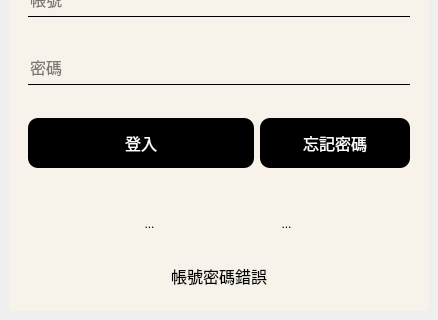
Before: the Qt Designer form ui/login_resigert.ui in forggy0113/re-lego, drawn with Qt 5; both pictures show x 0 to 438 and y 329 to 649 of the 438 by 649 pixel window.
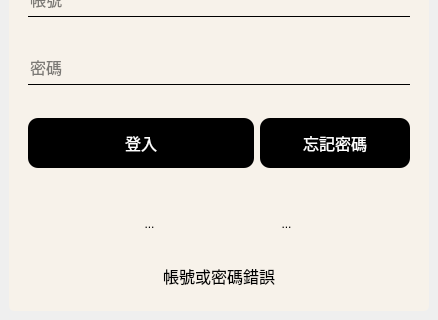
After: the same form once the commit is applied. Icons and pictures are not drawn.

```diff
--- a/ui/login_resigert.ui
+++ b/ui/login_resigert.ui
@@ -769,7 +769,7 @@
                  </font>
                 </property>
                 <property name="text">
-                 <string>帳號密碼錯誤</string>
+                 <string>帳號或密碼錯誤</string>
                 </property>
                 <property name="alignment">
                  <set>Qt::AlignCenter</set>
```
Left out of the diff: 8 changed lines with no effect on the pictures.
